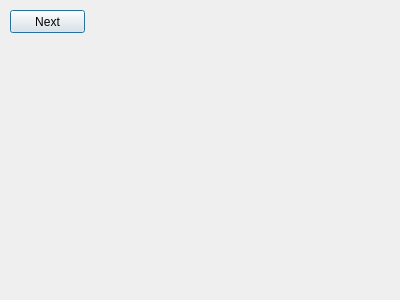
srohr/CEAMS, file Source Code/TJ's Code/sphalflingrogue.ui: the form before one commit.
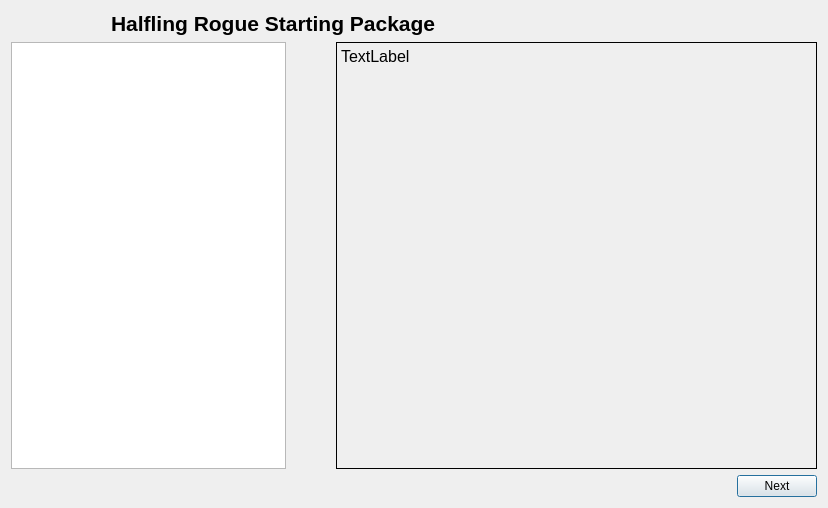
The form after the commit.

Commit message:
Initial Layouts Complete
I have created all the layouts that were tasked of me and now they only
need to have the buttons and such operational.

What changed in the file:
```diff
--- a/Source Code/TJ's Code/sphalflingrogue.ui
+++ b/Source Code/TJ's Code/sphalflingrogue.ui
@@ -6,26 +6,143 @@
    <rect>
     <x>0</x>
     <y>0</y>
-    <width>400</width>
-    <height>300</height>
+    <width>828</width>
+    <height>508</height>
    </rect>
   </property>
   <property name="windowTitle">
    <string>Dialog</string>
   </property>
-  <widget class="QPushButton" name="Next">
-   <property name="geometry">
-    <rect>
-     <x>10</x>
-     <y>10</y>
-     <width>75</width>
-     <height>23</height>
-    </rect>
-   </property>
-   <property name="text">
-    <string>Next</string>
-   </property>
-  </widget>
+  <layout class="QVBoxLayout" name="verticalLayout_3">
+   <item>
+    <layout class="QVBoxLayout" name="verticalLayout_2">
+     <item>
+      <layout class="QHBoxLayout" name="horizontalLayout_3">
+       <property name="leftMargin">
+        <number>100</number>
+       </property>
+       <item>
+        <widget class="QLabel" name="label_2">
+         <property name="minimumSize">
+          <size>
+           <width>150</width>
+           <height>25</height>
+          </size>
+         </property>
+         <property name="maximumSize">
+          <size>
+           <width>400</width>
+           <height>25</height>
+          </size>
+         </property>
+         <property name="font">
+          <font>
+           <pointsize>16</pointsize>
+           <weight>75</weight>
+           <bold>true</bold>
+          </font>
+         </property>
+         <property name="text">
+          <string>Halfling Rogue Starting Package</string>
+         </property>
+        </widget>
+       </item>
+       <item>
+        <spacer name="horizontalSpacer_2">
+         <property name="orientation">
+          <enum>Qt::Horizontal</enum>
+         </property>
+         <property name="sizeHint" stdset="0">
+          <size>
+           <width>198</width>
+           <height>20</height>
+          </size>
+         </property>
+        </spacer>
+       </item>
+      </layout>
+     </item>
+     <item>
+      <layout class="QVBoxLayout" name="verticalLayout">
+       <item>
+        <layout class="QHBoxLayout" name="horizontalLayout_2">
+         <property name="spacing">
+          <number>50</number>
+         </property>
+         <item>
+          <widget class="QListWidget" name="listWidget">
+           <property name="maximumSize">
+            <size>
+             <width>275</width>
+             <height>16777215</height>
+            </size>
+           </property>
+          </widget>
+         </item>
+         <item>
+          <widget class="QLabel" name="label">
+           <property name="sizePolicy">
+            <sizepolicy hsizetype="Preferred" vsizetype="Preferred">
+             <horstretch>0</horstretch>
+             <verstretch>0</verstretch>
+            </sizepolicy>
+           </property>
+           <property name="minimumSize">
+            <size>
+             <width>300</width>
+             <height>300</height>
+            </size>
+           </property>
+           <property name="font">
+            <font>
+             <pointsize>12</pointsize>
+            </font>
+           </property>
+           <property name="frameShape">
+            <enum>QFrame::Box</enum>
+           </property>
+           <property name="text">
+            <string>TextLabel</string>
+           </property>
+           <property name="alignment">
+            <set>Qt::AlignLeading|Qt::AlignLeft|Qt::AlignTop</set>
+           </property>
+           <property name="wordWrap">
+            <bool>true</bool>
+           </property>
+          </widget>
+         </item>
+        </layout>
+       </item>
+       <item>
+        <layout class="QHBoxLayout" name="horizontalLayout">
+         <item>
+          <spacer name="horizontalSpacer">
+           <property name="orientation">
+            <enum>Qt::Horizontal</enum>
+           </property>
+           <property name="sizeHint" stdset="0">
+            <size>
+             <width>348</width>
+             <height>20</height>
+            </size>
+           </property>
+          </spacer>
+         </item>
+         <item>
+          <widget class="QPushButton" name="Next">
+           <property name="text">
+            <string>Next</string>
+           </property>
+          </widget>
+         </item>
+        </layout>
+       </item>
+      </layout>
+     </item>
+    </layout>
+   </item>
+  </layout>
  </widget>
  <resources/>
  <connections/>
```
The commit also changes 12 other files.
